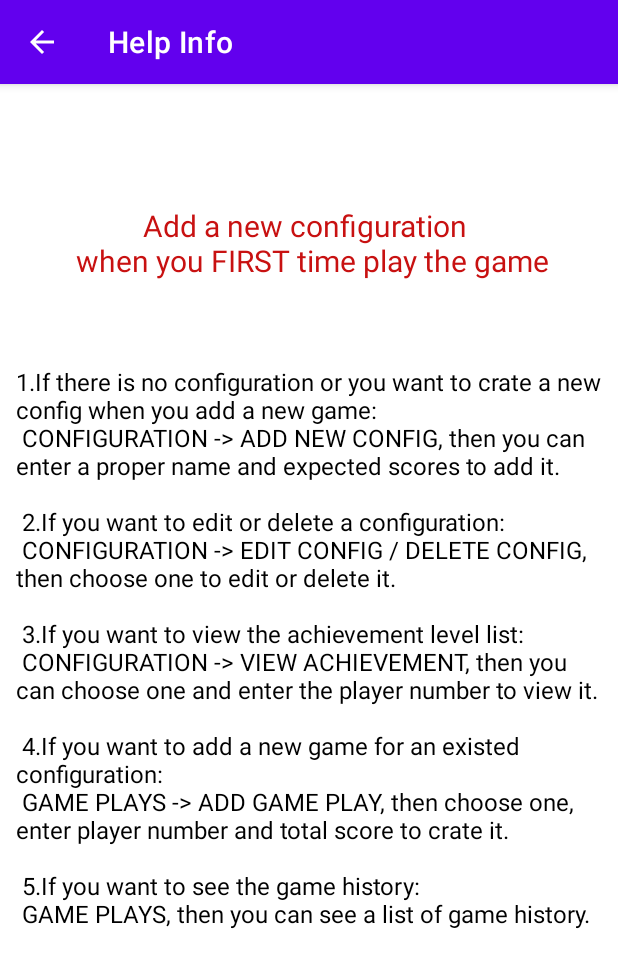
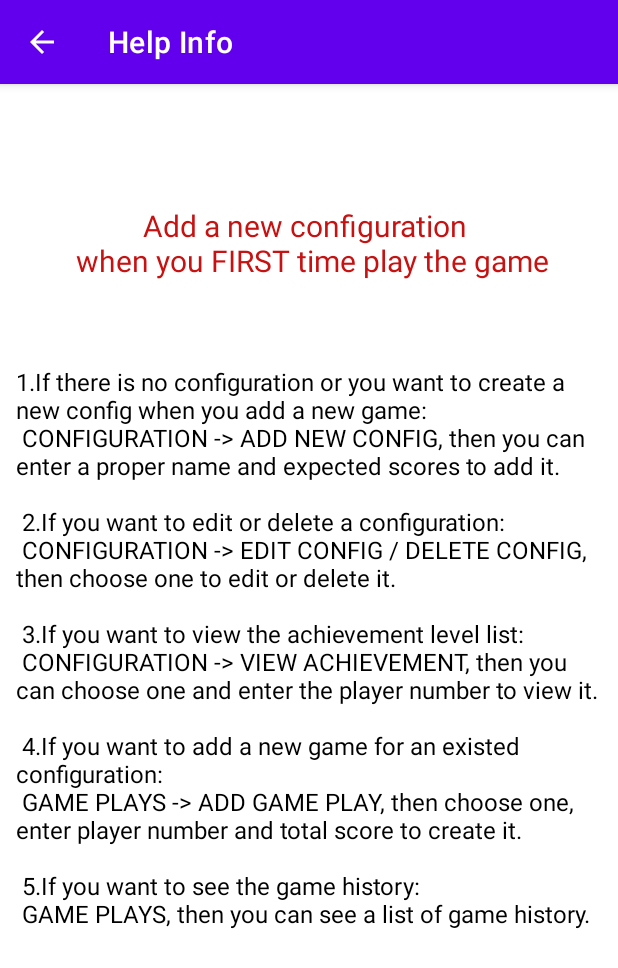
Before and after one commit to Lucas-liu1/Cmpt-276-Group-Work, an Android app: the Help screen opened directly, with no data from a screen before it, on a phone screen of 412 x 824 dp. Shown: the top 968 px of the screen. Run offline under Robolectric (Android 15) with nearby library versions, the phone set to English and light mode, and no system bars.

Commit message:
Some minor text changes and title renaming.

```diff
--- a/myapplication2/src/main/res/layout/activity_main.xml
+++ b/myapplication2/src/main/res/layout/activity_main.xml
@@ -10,7 +10,7 @@
         android:id="@+id/textView"
         android:layout_width="wrap_content"
         android:layout_height="wrap_content"
-        android:text="Welcome to the Game ! "
+        android:text="Let's Game! ... Cooperatively"
         android:textColor="#6100ED"
         android:textSize="30sp"
         android:textStyle="bold"
--- a/myapplication2/src/main/res/values/strings.xml
+++ b/myapplication2/src/main/res/values/strings.xml
@@ -16,14 +16,14 @@
     <string name="first_game_spinner">No Games Played</string>
     <string name="helper_arrow">Helper directional arrow</string>
     <string name="help">
-1.If there is no configuration or you want to crate a new config when you add a new game:\n
+1.If there is no configuration or you want to create a new config when you add a new game:\n
         CONFIGURATION -> ADD NEW CONFIG, then you can enter a proper name and expected scores to add it. \n\n
 2.If you want to edit or delete a configuration:\n
         CONFIGURATION -> EDIT CONFIG / DELETE CONFIG, then choose one to edit or delete it.\n\n
 3.If you want to view the achievement level list:\n
         CONFIGURATION -> VIEW ACHIEVEMENT, then you can choose one and enter the player number to view it. \n\n
 4.If you want to add a new game for an existed configuration:\n
-        GAME PLAYS -> ADD GAME PLAY, then choose one, enter player number and total score to crate it. \n\n
+        GAME PLAYS -> ADD GAME PLAY, then choose one, enter player number and total score to create it. \n\n
 5.If you want to see the game history:\n
         GAME PLAYS, then you can see a list of game history.
     </string>
```
Also changed, not shown: myapplication2/src/main/java/ca/cmpt276/myapplication2/GamePlays.java (line endings or trailing spaces).
